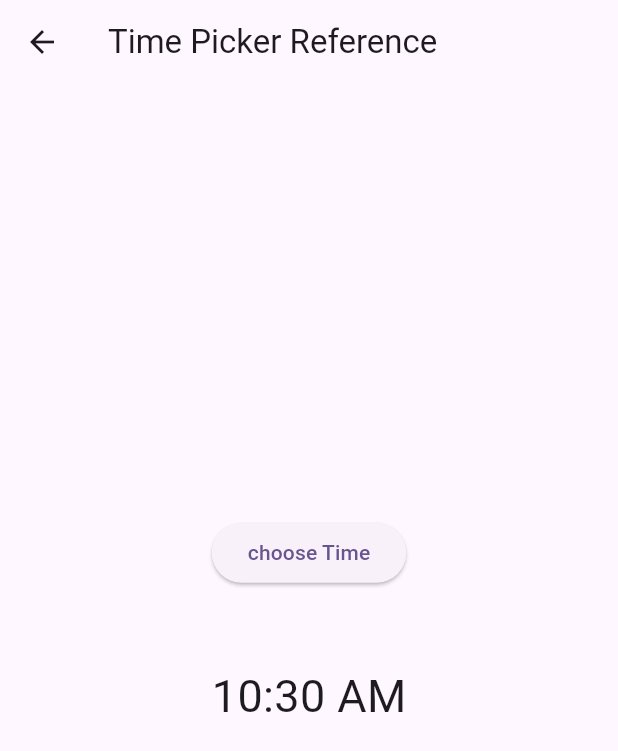
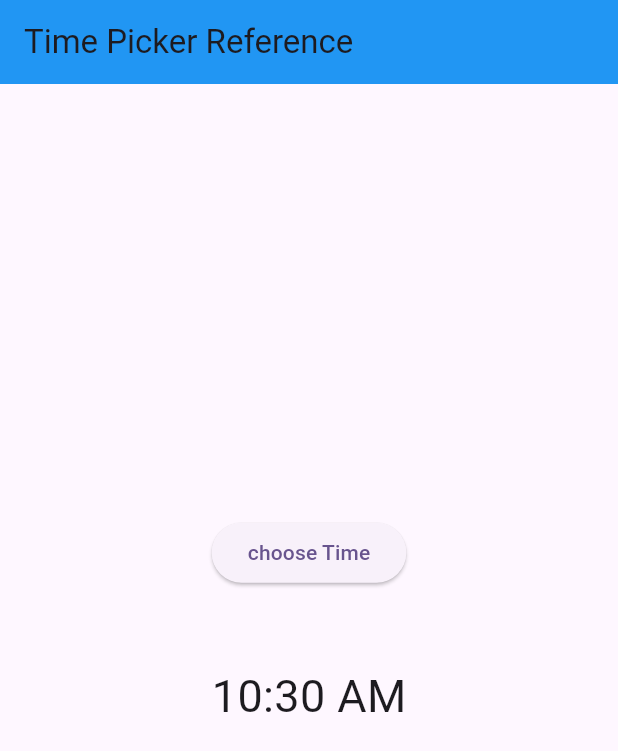
Before and after one commit to gokulasuriyakvp/WidgetReference, a Flutter app: the TimePickerRef screen opened directly, on a phone screen of 412 x 824 dp. Shown: the top 751 px of the screen. Run offline on Flutter 3.47's test engine with Material 2 defaults, Android fonts, the phone set to English and light mode, and no system bars; missing offline and left inert: five_pointed_star.

```diff
--- a/lib/main.dart
+++ b/lib/main.dart
@@ -22,10 +22,10 @@ class MyApp extends StatelessWidget {
         colorScheme: ColorScheme.fromSeed(seedColor: Colors.deepPurple),
         useMaterial3: true,
       ),
-    // home: SafeAreaRef(),
-      // home: TimePickerRef(),
+      // home: SafeAreaRef(),
+       home: TimePickerRef(),
       //home: DatePickerRef(),
-      home: RatingStarBarRef(),
+      //home: RatingStarBarRef(),
     );
   }
 }
--- a/lib/time_picker.dart
+++ b/lib/time_picker.dart
@@ -14,6 +14,7 @@ class _TimePickerRefState extends State<TimePickerRef> {
     return Scaffold(
       appBar: AppBar(
         title: Text('Time Picker Reference'),
+        backgroundColor: Colors.blue,
       ),
       body: Center(
         child: Column(
```
